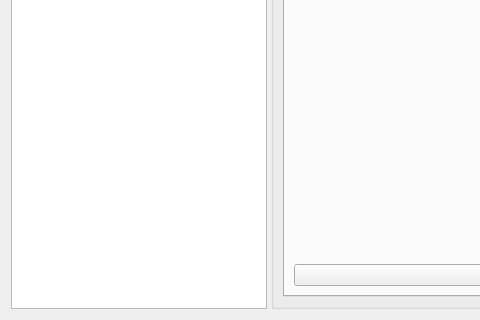
Qt form src/gui/tabs/qtabgeometry.ui (spatial-model-editor/spatial-model-editor) before a commit; both pictures show x 0 to 480 and y 435 to 755 of the 1110 by 755 pixel window.
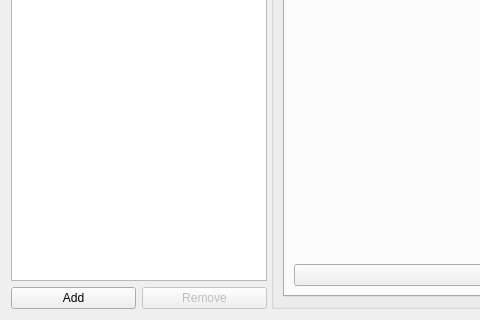
The same form after that commit. Custom widgets are drawn as their Qt base class.

Commit message:
allow user to add/remove compartments   - when compartment is removed     - any species inside are also removed     - compartment and all related spatial info removed from SBML     - all parametric (mesh) info removed from SBML   - when compartment is added     - compartment & related default spatial info added to SBML     - all parametric (mesh) info removed from SBML
also
  - replace ctrl+c shortcut to cancel simulation with button

What changed in the file:
```diff
--- a/src/gui/tabs/qtabgeometry.ui
+++ b/src/gui/tabs/qtabgeometry.ui
@@ -23,8 +23,45 @@
       <bool>false</bool>
      </property>
      <widget class="QWidget" name="verticalLayoutWidget">
-      <layout class="QVBoxLayout" name="verticalLayout_4">
-       <item>
+      <layout class="QGridLayout" name="gridLayout">
+       <item row="2" column="0">
+        <widget class="QPushButton" name="btnAddCompartment">
+         <property name="text">
+          <string>Add</string>
+         </property>
+        </widget>
+       </item>
+       <item row="2" column="1">
+        <widget class="QPushButton" name="btnRemoveCompartment">
+         <property name="enabled">
+          <bool>false</bool>
+         </property>
+         <property name="text">
+          <string>Remove</string>
+         </property>
+        </widget>
+       </item>
+       <item row="1" column="0" colspan="2">
+        <widget class="QListWidget" name="listCompartments">
+         <property name="sizePolicy">
+          <sizepolicy hsizetype="Preferred" vsizetype="Preferred">
+           <horstretch>0</horstretch>
+           <verstretch>0</verstretch>
+          </sizepolicy>
+         </property>
+         <property name="whatsThis">
+          <string>&lt;p&gt;A list of all the compartments in the model.&lt;/p&gt;
+&lt;p&gt;To assign a compartment to an area of the geometry image:
+&lt;ul&gt;
+&lt;li&gt;Click on the compartment name, then on the 'Select compartment geometry...' button (or simply double-click on the compartment name)&lt;/li&gt;
+&lt;li&gt;Click on the corresponding point on the geometry image on the left&lt;/li&gt;
+&lt;/ul&gt;
+&lt;/p&gt;
+&lt;p&gt;The Compartment settings on the right will be updated to show an image of the new shape of the compartment&lt;/p&gt;</string>
+         </property>
+        </widget>
+       </item>
+       <item row="0" column="0" colspan="2">
         <widget class="QLabel" name="lblCompartments">
          <property name="sizePolicy">
           <sizepolicy hsizetype="Fixed" vsizetype="Fixed">
@@ -52,26 +89,6 @@
          </property>
         </widget>
        </item>
-       <item>
-        <widget class="QListWidget" name="listCompartments">
-         <property name="sizePolicy">
-          <sizepolicy hsizetype="Preferred" vsizetype="Preferred">
-           <horstretch>0</horstretch>
-           <verstretch>0</verstretch>
-          </sizepolicy>
-         </property>
-         <property name="whatsThis">
-          <string>&lt;p&gt;A list of all the compartments in the model.&lt;/p&gt;
-&lt;p&gt;To assign a compartment to an area of the geometry image:
-&lt;ul&gt;
-&lt;li&gt;Click on the compartment name, then on the 'Select compartment geometry...' button (or simply double-click on the compartment name)&lt;/li&gt;
-&lt;li&gt;Click on the corresponding point on the geometry image on the left&lt;/li&gt;
-&lt;/ul&gt;
-&lt;/p&gt;
-&lt;p&gt;The Compartment settings on the right will be updated to show an image of the new shape of the compartment&lt;/p&gt;</string>
-         </property>
-        </widget>
-       </item>
       </layout>
      </widget>
      <widget class="QGroupBox" name="grpCompartment">
```
The commit also changes 16 other files.
